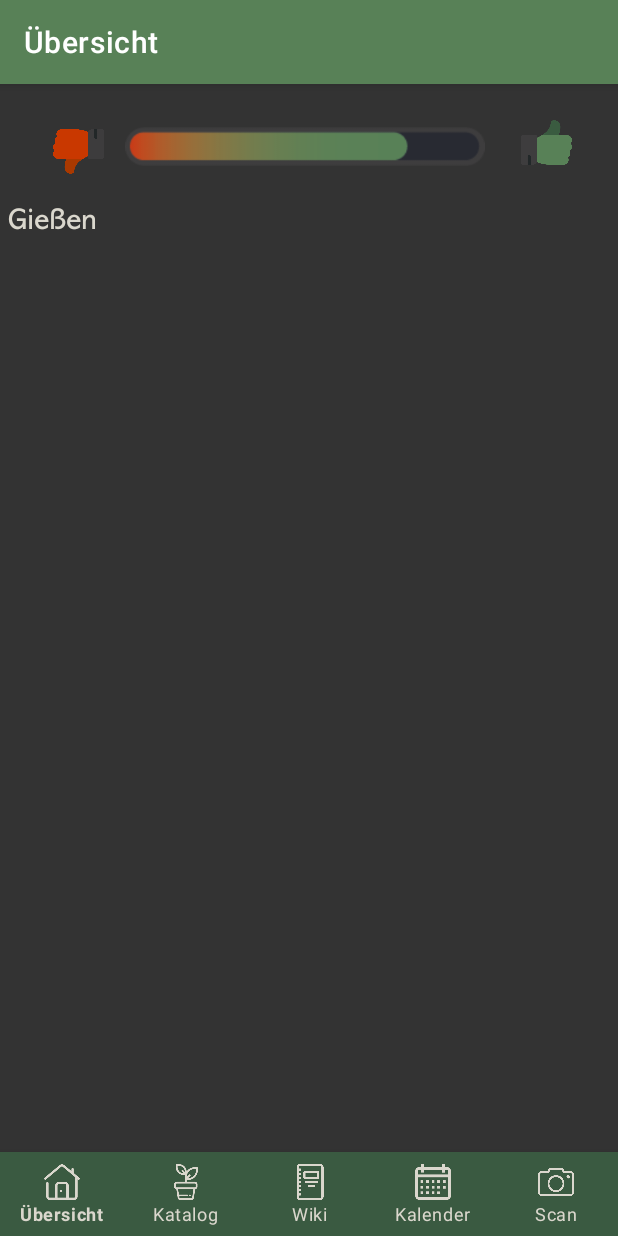
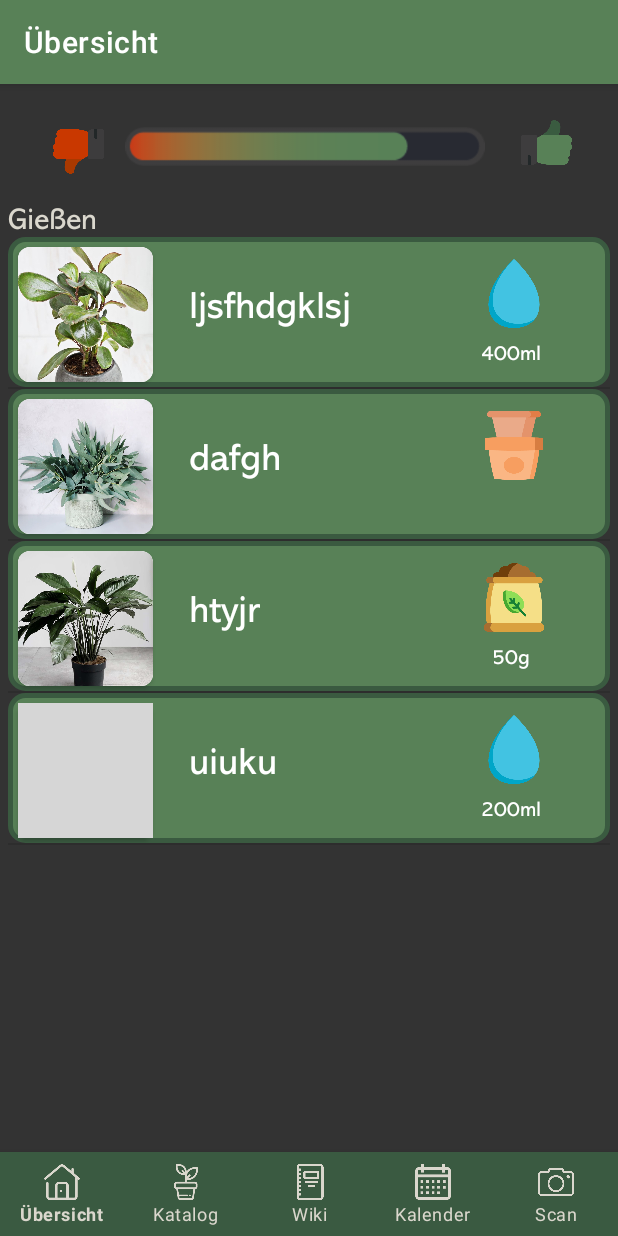
Before and after one commit to lisabrdt/GUIProject, an Android app: the DashboardFragment screen opened directly, with no data from a screen before it, on a phone screen of 412 x 824 dp. Run offline under Robolectric (Android 15) with nearby library versions, the phone set to English and light mode, and no system bars; our stand-ins replace navigation-ui; grey boxes are pictures that could not be loaded.

Commit message:
ListView mit CustomAdapter fuer Dashboard

```diff
--- a/app/src/main/java/de/gwtgteam/gowiththegrow/CustomLVAdapter.java
+++ b/app/src/main/java/de/gwtgteam/gowiththegrow/CustomLVAdapter.java
@@ -74,12 +74,10 @@ public class CustomLVAdapter extends BaseAdapter {
             holder = (ViewHolder) convertView.getTag();
         }
 
-        String rating_txt = "Rating: " + mv.getRating() + "/10";
-
-        holder.poster.setImageResource(mv.getPoster());
-        holder.title.setText(mv.getTitle());
-        holder.rating.setText(rating_txt);
-        holder.released.setText(mv.getReleased());
+        holder.plantImage.setImageResource(mv.getImage());
+        holder.plantName.setText(mv.getName());
+        holder.icon.setImageResource(mv.getIcon());
+        holder.iconText.setText(mv.getIconText());
 
         return convertView;
     }
--- a/app/src/main/java/de/gwtgteam/gowiththegrow/Todos.java
+++ b/app/src/main/java/de/gwtgteam/gowiththegrow/Todos.java
@@ -4,4 +4,31 @@ import android.widget.ImageView;
 
 public class Todos {
 
+    private int image;
+    private String name;
+    private int icon;
+    private String iconText;
+
+    public Todos(int img, String nam, int ico, String icoTex){
+        this.image = img;
+        this.name = nam;
+        this.icon = ico;
+        this.iconText = icoTex;
+    }
+
+    public int getImage(){
+        return this.image;
+    }
+
+    public String getName(){
+        return this.name;
+    }
+
+    public int getIcon(){
+        return this.icon;
+    }
+
+    public String getIconText(){
+        return this.iconText;
+    }
 }
--- a/app/src/main/java/de/gwtgteam/gowiththegrow/ui/dashboard/DashboardFragment.java
+++ b/app/src/main/java/de/gwtgteam/gowiththegrow/ui/dashboard/DashboardFragment.java
@@ -1,12 +1,16 @@
 package de.gwtgteam.gowiththegrow.ui.dashboard;
 
+import android.app.Activity;
+import android.content.Context;
 import android.content.Intent;
 import android.os.Bundle;
 import android.view.LayoutInflater;
 import android.view.View;
 import android.view.ViewGroup;
 import android.widget.AdapterView;
+import android.widget.ListView;
 import android.widget.TextView;
+import android.widget.Toast;
 
 import androidx.annotation.NonNull;
 import androidx.annotation.Nullable;
@@ -15,8 +19,12 @@ import androidx.fragment.app.Fragment;
 import androidx.lifecycle.Observer;
 import androidx.lifecycle.ViewModelProvider;
 
+import java.util.ArrayList;
+
+import de.gwtgteam.gowiththegrow.CustomLVAdapter;
 import de.gwtgteam.gowiththegrow.DetailActivity;
 import de.gwtgteam.gowiththegrow.R;
+import de.gwtgteam.gowiththegrow.Todos;
 import de.gwtgteam.gowiththegrow.ui.wiki.AZFragment;
 
 
@@ -25,14 +33,45 @@ public class DashboardFragment extends Fragment implements AdapterView.OnClickLi
 
     private DashboardViewModel dashboardViewModel;
 
+    Context mContext;
+
     public View onCreateView(@NonNull LayoutInflater inflater,
                              ViewGroup container, Bundle savedInstanceState) {
         dashboardViewModel =
                 new ViewModelProvider(this).get(DashboardViewModel.class);
         View root = inflater.inflate(R.layout.fragment_dashboard, container, false);
 
+        mContext = this.getContext();
+
         ConstraintLayout layout = root.findViewById(R.id.DashboardElement);
-        layout.setOnClickListener(this);
+        //layout.setOnClickListener(this);
+
+        ListView lv = root.findViewById(R.id.dashboard_list);
+
+        final ArrayList<Todos> listItems = new ArrayList<>();
+
+        //Add data to arraylist
+
+        listItems.add(new Todos(R.drawable.plant_photo_1, "ljsfhdgklsj", R.drawable.drop_small, "400ml"));
+        listItems.add(new Todos(R.drawable.plant_photo_2, "dafgh", R.drawable.umtopfen, ""));
+        listItems.add(new Todos(R.drawable.plant_photo_3, "htyjr", R.drawable.fertilizer, "50g"));
+        listItems.add(new Todos(R.drawable.plant_photo_4, "uiuku", R.drawable.drop_small, "200ml"));
+
+        final CustomLVAdapter adapter = new CustomLVAdapter((Activity) this.getContext(), listItems);
+
+        lv.setAdapter(adapter);
+
+        lv.setOnItemClickListener(new AdapterView.OnItemClickListener() {
+            @Override
+            public void onItemClick(AdapterView<?> parent, View view, int position, long id) {
+
+                Todos mv= listItems.get(position);
+
+                Toast.makeText(mContext, mv.getName() + " clicked!", Toast.LENGTH_SHORT).show();
+            }
+        });
+
+
         return root;
     }
 
--- a/app/src/main/res/layout/fragment_dashboard.xml
+++ b/app/src/main/res/layout/fragment_dashboard.xml
@@ -15,7 +15,7 @@
 
         <LinearLayout
             android:layout_width="match_parent"
-            android:layout_height="wrap_content"
+            android:layout_height="match_parent"
             android:orientation="vertical"
             android:padding="5dp">
 
@@ -76,8 +76,9 @@
 
 
             <ListView
+                android:id="@+id/dashboard_list"
                 android:layout_width="match_parent"
-                android:layout_height="match_parent" >
+                android:layout_height="630dp">
 
             </ListView>
 
```
